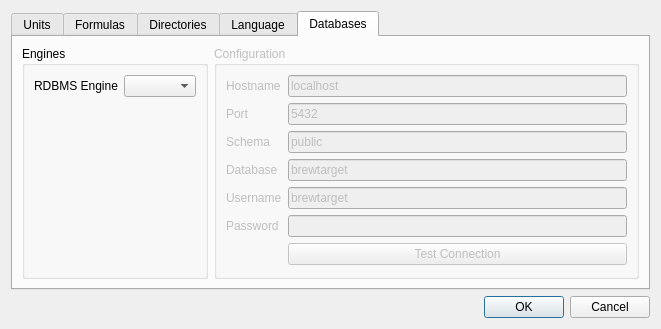
First picture: the form in ui/optionsDialog.ui, repository Brewtarget/brewtarget, before the edit.
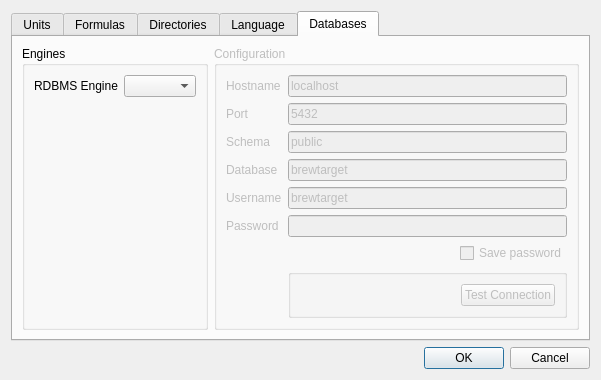
Second picture: the form after the edit. Custom widgets are drawn as their Qt base class.

The edit to the form file:
```diff
--- a/ui/optionsDialog.ui
+++ b/ui/optionsDialog.ui
@@ -9,8 +9,8 @@
    <rect>
     <x>0</x>
     <y>0</y>
-    <width>661</width>
-    <height>317</height>
+    <width>601</width>
+    <height>380</height>
    </rect>
   </property>
   <property name="windowTitle">
@@ -362,6 +362,9 @@
           <string>Configuration</string>
          </property>
          <layout class="QFormLayout" name="formLayout_2">
+          <property name="fieldGrowthPolicy">
+           <enum>QFormLayout::ExpandingFieldsGrow</enum>
+          </property>
           <item row="0" column="0">
            <widget class="QLabel" name="label_hostname">
             <property name="text">
@@ -464,12 +467,84 @@
             </property>
            </widget>
           </item>
+          <item row="7" column="1">
+           <widget class="QGroupBox" name="groupBox_3">
+            <property name="title">
+             <string/>
+            </property>
+            <property name="flat">
+             <bool>true</bool>
+            </property>
+            <layout class="QVBoxLayout" name="verticalLayout_4">
+             <property name="topMargin">
+              <number>0</number>
+             </property>
+             <item>
+              <spacer name="verticalSpacer">
+               <property name="orientation">
+                <enum>Qt::Vertical</enum>
+               </property>
+               <property name="sizeType">
+                <enum>QSizePolicy::Expanding</enum>
+               </property>
+               <property name="sizeHint" stdset="0">
+                <size>
+                 <width>20</width>
+                 <height>40</height>
+                </size>
+               </property>
+              </spacer>
+             </item>
+             <item>
+              <layout class="QHBoxLayout" name="horizontalLayout_6">
+               <item>
+                <spacer name="horizontalSpacer">
+                 <property name="orientation">
+                  <enum>Qt::Horizontal</enum>
+                 </property>
+                 <property name="sizeHint" stdset="0">
+                  <size>
+                   <width>40</width>
+                   <height>20</height>
+                  </size>
+                 </property>
+                </spacer>
+               </item>
+               <item>
+                <widget class="QPushButton" name="pushButton_testConnection">
+                 <property name="text">
+                  <string>Test Connection</string>
+                 </property>
+                </widget>
+               </item>
+              </layout>
+             </item>
+            </layout>
+           </widget>
+          </item>
           <item row="6" column="1">
-           <widget class="QPushButton" name="pushButton_testConnection">
-            <property name="text">
-             <string>Test Connection</string>
-            </property>
-           </widget>
+           <layout class="QHBoxLayout" name="horizontalLayout_7">
+            <item>
+             <spacer name="horizontalSpacer_3">
+              <property name="orientation">
+               <enum>Qt::Horizontal</enum>
+              </property>
+              <property name="sizeHint" stdset="0">
+               <size>
+                <width>40</width>
+                <height>20</height>
+               </size>
+              </property>
+             </spacer>
+            </item>
+            <item>
+             <widget class="QCheckBox" name="checkBox_savePassword">
+              <property name="text">
+               <string>Save password</string>
+              </property>
+             </widget>
+            </item>
+           </layout>
           </item>
          </layout>
         </widget>
```
Left out of the diff: 44 changed lines with no effect on the pictures.
